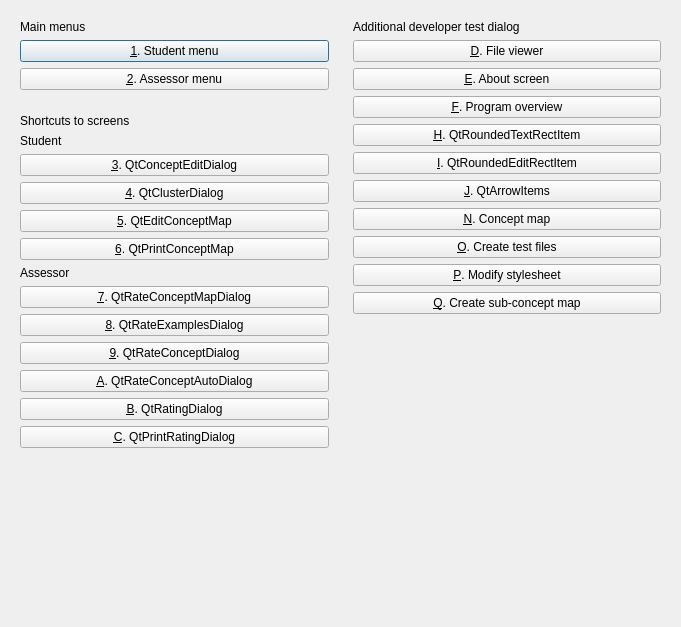
Before: the Qt Designer form Projects/ProjectBrainweaver/qtpvdbmenudialog.ui in richelbilderbeek/ProjectRichelBilderbeek, drawn with Qt 5.
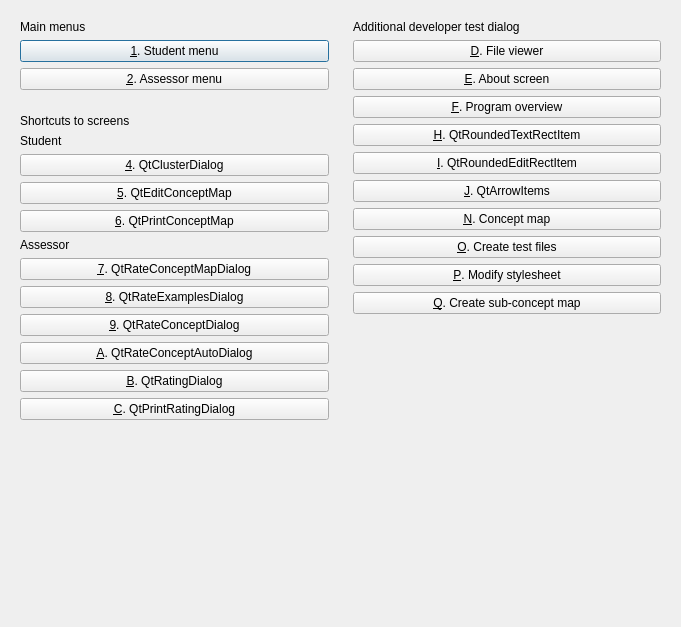
After: the same form once the commit is applied. Icons and pictures are not drawn.

```diff
--- a/Projects/ProjectBrainweaver/qtpvdbmenudialog.ui
+++ b/Projects/ProjectBrainweaver/qtpvdbmenudialog.ui
@@ -173,13 +173,6 @@
         </property>
        </widget>
       </item>
-      <item>
-       <widget class="QPushButton" name="button_test_conceptedit">
-        <property name="text">
-         <string>&amp;3. QtConceptEditDialog</string>
-        </property>
-       </widget>
-      </item>
       <item>
        <widget class="QPushButton" name="button_test_cluster">
         <property name="text">
```
Left out of the diff: 1 changed line with no effect on the pictures.
